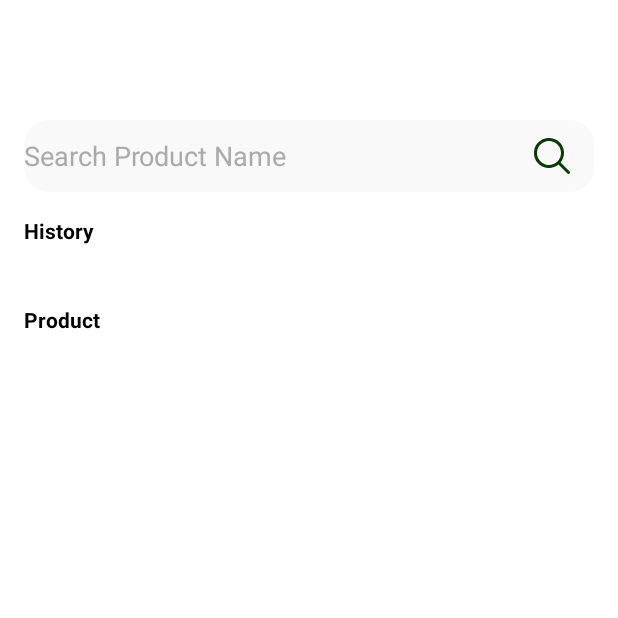
After one commit to luuhavyy/collab-android-app, an Android app: the SearchActivity screen opened directly, with no data from a screen before it, on a phone screen of 412 x 824 dp, the top half of it. The commit adds this screen. Run offline under Robolectric (Android 15) with nearby library versions, the phone set to English and light mode, and no system bars; our stand-ins replace CircleImageView, Firebase (no records; nobody signed in at launch, a user with empty details on screens opened directly); Roboto replaces fonts that are not available here; 1 statement that could not run was skipped.

Commit message:
update search activity

```diff
--- a/app/src/main/AndroidManifest.xml
+++ b/app/src/main/AndroidManifest.xml
@@ -41,6 +41,7 @@
         <activity android:name=".ui.activities.VoucherActivity" android:exported="false" />
         <activity android:name=".ui.activities.UserProfileActivity" />
         <activity android:name=".ui.activities.EditInformationActivity" />
+        <activity android:name=".ui.activities.SearchActivity"/>
 
         <!-- Meta-data -->
         <meta-data
--- /dev/null
+++ b/app/src/main/java/com/luuhavyy/collabapp/ui/activities/SearchActivity.java
@@ -0,0 +1,135 @@
+package com.luuhavyy.collabapp.ui.activities;
+
+import android.os.Bundle;
+import android.preference.PreferenceManager;
+import android.view.LayoutInflater;
+import android.view.View;
+import android.view.inputmethod.EditorInfo;
+import android.widget.EditText;
+import android.widget.ImageView;
+import android.widget.LinearLayout;
+import android.widget.TextView;
+
+import androidx.appcompat.app.AppCompatActivity;
+import androidx.lifecycle.ViewModelProvider;
+import androidx.recyclerview.widget.GridLayoutManager;
+import androidx.recyclerview.widget.RecyclerView;
+
+import com.luuhavyy.collabapp.R;
+import com.luuhavyy.collabapp.ui.adapters.ProductAdapter;
+import com.luuhavyy.collabapp.ui.viewmodels.ProductViewModel;
+import com.luuhavyy.collabapp.utils.LoadingHandlerUtil;
+
+import java.util.ArrayList;
+import java.util.HashSet;
+import java.util.List;
+
+public class SearchActivity extends AppCompatActivity {
+    private EditText etSearch;
+    private ImageView ivSearch;
+    private RecyclerView recyclerProducts;
+    private LinearLayout layoutHistory;
+    private ProductViewModel productViewModel;
+    private ProductAdapter productAdapter;
+    private LinearLayout layoutNoProduct;
+    private List<String> searchHistory = new ArrayList<>();
+
+    @Override
+    protected void onCreate(Bundle savedInstanceState) {
+        super.onCreate(savedInstanceState);
+        setContentView(R.layout.activity_search);
+
+        etSearch = findViewById(R.id.et_search);
+        ivSearch = findViewById(R.id.iv_search);
+        recyclerProducts = findViewById(R.id.recycler_products);
+        layoutHistory = findViewById(R.id.layout_history);
+        layoutNoProduct = findViewById(R.id.layout_no_product);
+
+        productViewModel = new ViewModelProvider(this).get(ProductViewModel.class);
+        productAdapter = new ProductAdapter(new ArrayList<>());
+        recyclerProducts.setLayoutManager(new GridLayoutManager(this, 2));
+        recyclerProducts.setAdapter(productAdapter);
+
+        // get search history
+        loadSearchHistory();
+        showSearchHistory();
+
+        ivSearch.setOnClickListener(v -> search());
+        etSearch.setOnEditorActionListener((v, actionId, event) -> {
+            if (actionId == EditorInfo.IME_ACTION_SEARCH) {
+                search();
+                return true;
+            }
+            return false;
+        });
+
+        productViewModel.getProductsLiveData().observe(this, products -> {
+            if (products == null || products.isEmpty()) {
+                recyclerProducts.setVisibility(View.GONE);
+                layoutNoProduct.setVisibility(View.VISIBLE);
+            } else {
+                recyclerProducts.setVisibility(View.VISIBLE);
+                layoutNoProduct.setVisibility(View.GONE);
+                productAdapter.setProducts(products);
+            }
+        });
+    }
+
+    private void search() {
+        String keyword = etSearch.getText().toString().trim();
+        if (keyword.isEmpty()) return;
+
+        // Save search history
+        saveSearchHistory(keyword);
+
+        // get search history
+        LoadingHandlerUtil.executeOnceWithLoading(this, onLoaded -> {
+            productViewModel.searchProductByName(keyword, onLoaded);
+        });
+        showSearchHistory();
+    }
+
+    // Show search history
+    private void showSearchHistory() {
+        layoutHistory.removeAllViews();
+        for (String item : searchHistory) {
+            View view = LayoutInflater.from(this).inflate(R.layout.item_search_history, layoutHistory, false);
+            TextView tvHistory = view.findViewById(R.id.tv_history);
+            ImageView ivRemove = view.findViewById(R.id.iv_remove);
+            tvHistory.setText(item);
+            tvHistory.setOnClickListener(v -> {
+                etSearch.setText(item);
+                etSearch.setSelection(item.length());
+                search();
+            });
+            ivRemove.setOnClickListener(v -> {
+                removeSearchHistory(item);
+                showSearchHistory();
+            });
+            layoutHistory.addView(view);
+        }
+    }
+
+    // Handle save/remove search history
+    private void loadSearchHistory() {
+        searchHistory.clear();
+        searchHistory.addAll(PreferenceManager.getDefaultSharedPreferences(this)
+                .getStringSet("search_history", new HashSet<>()));
+    }
+    private void saveSearchHistory(String keyword) {
+        loadSearchHistory();
+        searchHistory.remove(keyword);
+        searchHistory.add(0, keyword);
+        if (searchHistory.size() > 10) searchHistory = searchHistory.subList(0, 10);
+        PreferenceManager.getDefaultSharedPreferences(this).edit()
+                .putStringSet("search_history", new HashSet<>(searchHistory))
+                .apply();
+    }
+    private void removeSearchHistory(String keyword) {
+        loadSearchHistory();
+        searchHistory.remove(keyword);
+        PreferenceManager.getDefaultSharedPreferences(this).edit()
+                .putStringSet("search_history", new HashSet<>(searchHistory))
+                .apply();
+    }
+}
--- /dev/null
+++ b/app/src/main/res/layout/activity_search.xml
@@ -0,0 +1,118 @@
+<?xml version="1.0" encoding="utf-8"?>
+<LinearLayout xmlns:android="http://schemas.android.com/apk/res/android"
+    xmlns:app="http://schemas.android.com/apk/res-auto"
+    android:layout_width="match_parent"
+    android:layout_height="match_parent"
+    android:orientation="vertical"
+    android:background="@color/white">
+
+    <com.google.android.material.appbar.MaterialToolbar
+        android:id="@+id/toolbar"
+        android:layout_width="match_parent"
+        android:layout_height="?attr/actionBarSize"
+        android:background="@color/white"
+        android:title="@string/search"
+        app:titleCentered="true"
+        app:titleTextColor="@color/dark_green"/>
+
+    <LinearLayout
+        android:orientation="vertical"
+        android:layout_width="match_parent"
+        android:layout_height="wrap_content"
+        android:padding="16dp">
+
+        <!-- Search Bar -->
+        <RelativeLayout
+            android:layout_width="match_parent"
+            android:layout_height="48dp"
+            android:background="@drawable/bg_search_input"
+            android:gravity="center_vertical">
+
+            <EditText
+                android:id="@+id/et_search"
+                android:layout_width="match_parent"
+                android:layout_height="match_parent"
+                android:background="@android:color/transparent"
+                android:hint="Search Product Name"
+                android:inputType="text"
+                android:paddingEnd="48dp"
+                android:singleLine="true"
+                android:textColor="#000000"
+                android:textColorHint="#AAAAAA" />
+
+            <ImageView
+                android:id="@+id/iv_search"
+                android:layout_width="24dp"
+                android:layout_height="24dp"
+                android:layout_alignParentEnd="true"
+                android:layout_centerVertical="true"
+                android:layout_marginEnd="16dp"
+                android:src="@drawable/ic_search"
+                app:tint="@color/dark_green" />
+        </RelativeLayout>
+
+        <!-- History -->
+        <TextView
+            android:layout_marginTop="16dp"
+            android:layout_width="wrap_content"
+            android:layout_height="wrap_content"
+            android:text="History"
+            android:textStyle="bold"
+            android:textColor="@color/black"/>
+
+        <LinearLayout
+            android:id="@+id/layout_history"
+            android:orientation="vertical"
+            android:layout_width="match_parent"
+            android:layout_height="wrap_content"
+            android:layout_marginTop="8dp"/>
+    </LinearLayout>
+
+    <!-- Danh sách sản phẩm kết quả search -->
+    <TextView
+        android:id="@+id/tv_product"
+        android:layout_width="match_parent"
+        android:layout_height="wrap_content"
+        android:text="Product"
+        android:padding="16dp"
+        android:textStyle="bold"
+        android:textColor="@color/black"/>
+
+    <androidx.recyclerview.widget.RecyclerView
+        android:id="@+id/recycler_products"
+        android:layout_width="match_parent"
+        android:layout_height="0dp"
+        android:layout_weight="1"/>
+
+    <!-- No Product View here -->
+    <LinearLayout
+        android:id="@+id/layout_no_product"
+        android:layout_width="match_parent"
+        android:layout_height="0dp"
+        android:layout_weight="1"
+        android:gravity="center"
+        android:orientation="vertical"
+        android:visibility="gone">
+
+        <ImageView
+            android:layout_width="72dp"
+            android:layout_height="72dp"
+            android:src="@drawable/thinking_face" />
+
+        <TextView
+            android:layout_width="wrap_content"
+            android:layout_height="wrap_content"
+            android:text="There are no suitable products"
+            android:textSize="16sp"
+            android:textStyle="bold"
+            android:layout_marginTop="16dp" />
+
+        <TextView
+            android:layout_width="wrap_content"
+            android:layout_height="wrap_content"
+            android:text="Please try using other keywords to find the product name"
+            android:textSize="14sp"
+            android:layout_marginTop="8dp"
+            android:textColor="#888888" />
+    </LinearLayout>
+</LinearLayout>
--- a/app/src/main/res/layout/fragment_home.xml
+++ b/app/src/main/res/layout/fragment_home.xml
@@ -51,6 +51,7 @@
                     android:textColorHint="#AAAAAA" />
 
                 <ImageView
+                    android:id="@+id/iv_search"
                     android:layout_width="24dp"
                     android:layout_height="24dp"
                     android:layout_alignParentEnd="true"
--- a/app/src/main/res/values/strings.xml
+++ b/app/src/main/res/values/strings.xml
@@ -166,4 +166,5 @@
     <string name="name_z_a">Name (Z-A)</string>
     <string name="frame_glasses">Frame-glasses</string>
     <string name="range_harga">Range Harga</string>
+    <string name="search">Search</string>
 </resources>
```
Also changed, not shown: app/src/main/java/com/luuhavyy/collabapp/data/repository/ProductRepository.java (+8 -0 lines), app/src/main/java/com/luuhavyy/collabapp/ui/adapters/ProductAdapter.java (+7 -1 lines), app/src/main/java/com/luuhavyy/collabapp/ui/fragments/HomeFragment.java (+13 -3 lines), app/src/main/java/com/luuhavyy/collabapp/ui/viewmodels/ProductViewModel.java (+27 -0 lines), app/src/main/res/layout/item_search_history.xml (added, +22 -0 lines), app/src/main/res/drawable/thinking_face.png (added).
